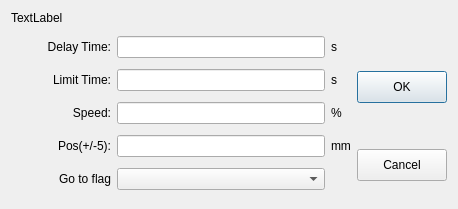
Above: hcinstruction/icautorunrevise.ui from dongdong-2009/3-5AxisRobot before the change. Below: the same form after it.
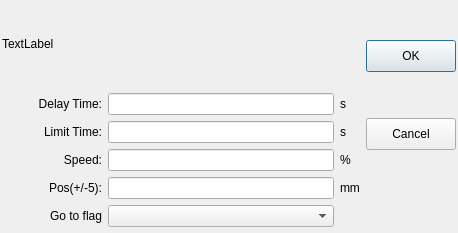
That is the form after the change. Custom widgets are drawn as their Qt base class.

Commit message: 修改了自动页面的编辑

```diff
--- a/hcinstruction/icautorunrevise.ui
+++ b/hcinstruction/icautorunrevise.ui
@@ -7,7 +7,7 @@
     <x>0</x>
     <y>0</y>
     <width>458</width>
-    <height>209</height>
+    <height>233</height>
    </rect>
   </property>
   <property name="sizePolicy">
@@ -25,116 +25,52 @@
   <property name="windowTitle">
    <string>Dialog</string>
   </property>
-  <layout class="QGridLayout" name="gridLayout_2">
-   <item row="0" column="0">
-    <widget class="QLabel" name="currentMoldItemLabel">
-     <property name="text">
-      <string>TextLabel</string>
-     </property>
-    </widget>
-   </item>
-   <item row="1" column="0">
     <layout class="QHBoxLayout" name="horizontalLayout">
+   <property name="leftMargin">
+    <number>2</number>
+   </property>
+   <property name="topMargin">
+    <number>0</number>
+   </property>
+   <property name="rightMargin">
+    <number>2</number>
+   </property>
+   <property name="bottomMargin">
+    <number>6</number>
+   </property>
      <item>
       <layout class="QGridLayout" name="gridLayout">
-       <item row="3" column="0">
-        <widget class="QLabel" name="positionLabel">
+     <item row="1" column="0">
+      <widget class="QLabel" name="label">
          <property name="minimumSize">
           <size>
-           <width>100</width>
+         <width>80</width>
            <height>0</height>
           </size>
          </property>
          <property name="text">
-          <string>Pos(+/-5):</string>
+        <string>Delay Time:</string>
          </property>
          <property name="alignment">
           <set>Qt::AlignRight|Qt::AlignTrailing|Qt::AlignVCenter</set>
          </property>
         </widget>
        </item>
-       <item row="3" column="1">
-        <widget class="ICIncrementalLineEdit" name="posEdit">
+     <item row="1" column="1">
+      <widget class="ICLineEditWithVirtualNumericKeypad" name="delayEdit">
          <property name="text">
           <string notr="true"/>
          </property>
         </widget>
        </item>
-       <item row="2" column="2">
-        <widget class="QLabel" name="precentLabel">
-         <property name="text">
-          <string>%</string>
-         </property>
-        </widget>
-       </item>
-       <item row="3" column="2">
-        <widget class="QLabel" name="mmLabel">
-         <property name="text">
-          <string>mm</string>
-         </property>
-        </widget>
-       </item>
        <item row="1" column="2">
-        <widget class="QLabel" name="limitUnitLabel">
-         <property name="text">
-          <string>s</string>
-         </property>
-        </widget>
-       </item>
-       <item row="0" column="2">
         <widget class="QLabel" name="sLabel">
          <property name="text">
           <string>s</string>
          </property>
         </widget>
        </item>
-       <item row="0" column="1">
-        <widget class="ICLineEditWithVirtualNumericKeypad" name="delayEdit">
-         <property name="text">
-          <string notr="true"/>
-         </property>
-        </widget>
-       </item>
        <item row="2" column="0">
-        <widget class="QLabel" name="speedLabel">
-         <property name="minimumSize">
-          <size>
-           <width>80</width>
-           <height>0</height>
-          </size>
-         </property>
-         <property name="text">
-          <string>Speed:</string>
-         </property>
-         <property name="alignment">
-          <set>Qt::AlignRight|Qt::AlignTrailing|Qt::AlignVCenter</set>
-         </property>
-        </widget>
-       </item>
-       <item row="2" column="1">
-        <widget class="ICLineEditWithVirtualNumericKeypad" name="speedEdit">
-         <property name="text">
-          <string notr="true"/>
-         </property>
-        </widget>
-       </item>
-       <item row="0" column="0">
-        <widget class="QLabel" name="label">
-         <property name="minimumSize">
-          <size>
-           <width>80</width>
-           <height>0</height>
-          </size>
-         </property>
-         <property name="text">
-          <string>Delay Time:</string>
-         </property>
-         <property name="alignment">
-          <set>Qt::AlignRight|Qt::AlignTrailing|Qt::AlignVCenter</set>
-         </property>
-        </widget>
-       </item>
-       <item row="1" column="0">
         <widget class="QLabel" name="limitTimeLabel">
          <property name="minimumSize">
           <size>
@@ -150,14 +86,81 @@
          </property>
         </widget>
        </item>
-       <item row="1" column="1">
+     <item row="2" column="1">
         <widget class="ICLineEditWithVirtualNumericKeypad" name="limitEdit">
          <property name="text">
           <string notr="true"/>
          </property>
         </widget>
        </item>
+     <item row="2" column="2">
+      <widget class="QLabel" name="limitUnitLabel">
+       <property name="text">
+        <string>s</string>
+       </property>
+      </widget>
+     </item>
+     <item row="3" column="0">
+      <widget class="QLabel" name="speedLabel">
+       <property name="minimumSize">
+        <size>
+         <width>80</width>
+         <height>0</height>
+        </size>
+       </property>
+       <property name="text">
+        <string>Speed:</string>
+       </property>
+       <property name="alignment">
+        <set>Qt::AlignRight|Qt::AlignTrailing|Qt::AlignVCenter</set>
+       </property>
+      </widget>
+     </item>
+     <item row="3" column="1">
+      <widget class="ICLineEditWithVirtualNumericKeypad" name="speedEdit">
+       <property name="text">
+        <string notr="true"/>
+       </property>
+      </widget>
+     </item>
+     <item row="3" column="2">
+      <widget class="QLabel" name="precentLabel">
+       <property name="text">
+        <string>%</string>
+       </property>
+      </widget>
+     </item>
        <item row="4" column="0">
+      <widget class="QLabel" name="positionLabel">
+       <property name="minimumSize">
+        <size>
+         <width>100</width>
+         <height>0</height>
+        </size>
+       </property>
+       <property name="text">
+        <string>Pos(+/-5):</string>
+       </property>
+       <property name="alignment">
+        <set>Qt::AlignRight|Qt::AlignTrailing|Qt::AlignVCenter</set>
+       </property>
+      </widget>
+     </item>
+     <item row="4" column="1">
+      <widget class="ICIncrementalLineEdit" name="posEdit">
+       <property name="text">
+        <string notr="true"/>
+       </property>
+      </widget>
+     </item>
+     <item row="4" column="2">
+      <widget class="QLabel" name="mmLabel">
+       <property name="text">
+        <string>mm</string>
+       </property>
+      </widget>
+     </item>
+     <item row="5" column="0">
         <widget class="QLabel" name="label_2">
          <property name="text">
           <string>Go to flag</string>
@@ -167,9 +170,25 @@
          </property>
         </widget>
        </item>
-       <item row="4" column="1">
+     <item row="5" column="1">
         <widget class="ICComboBox" name="flagSel"/>
        </item>
+     <item row="0" column="0" colspan="3">
+      <widget class="QLabel" name="currentMoldItemLabel">
+       <property name="minimumSize">
+        <size>
+         <width>0</width>
+         <height>40</height>
+        </size>
+       </property>
+       <property name="text">
+        <string>TextLabel</string>
+       </property>
+       <property name="wordWrap">
+        <bool>true</bool>
+       </property>
+      </widget>
+     </item>
       </layout>
      </item>
      <item>
@@ -193,8 +212,6 @@
         <set>QDialogButtonBox::Cancel|QDialogButtonBox::Ok</set>
        </property>
       </widget>
-     </item>
-    </layout>
    </item>
   </layout>
  </widget>
```
Lines whose indentation alone changed are shown as unchanged.
